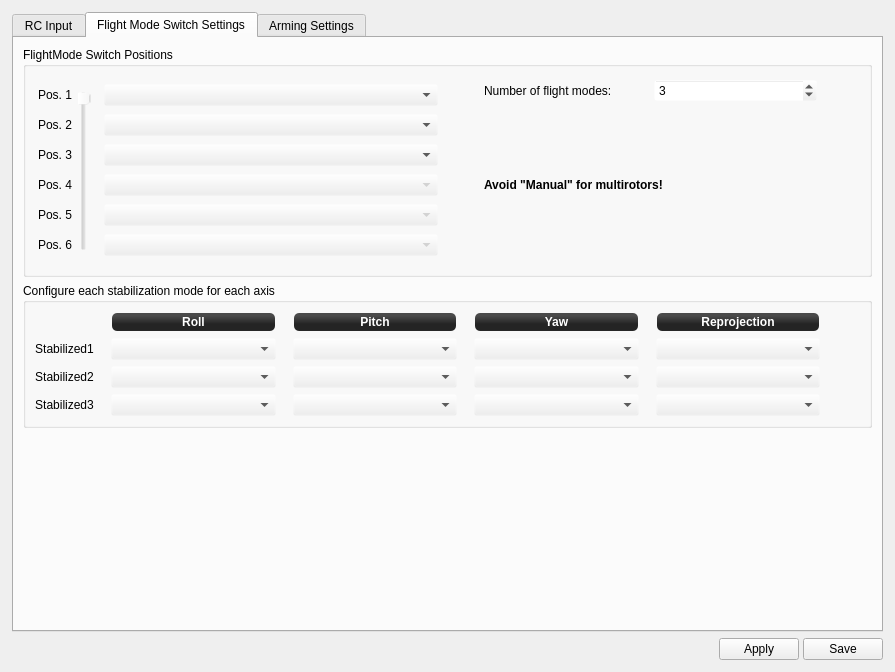
First picture: the form in ground/gcs/src/plugins/config/input.ui, repository d-ronin/dRonin, before the edit.
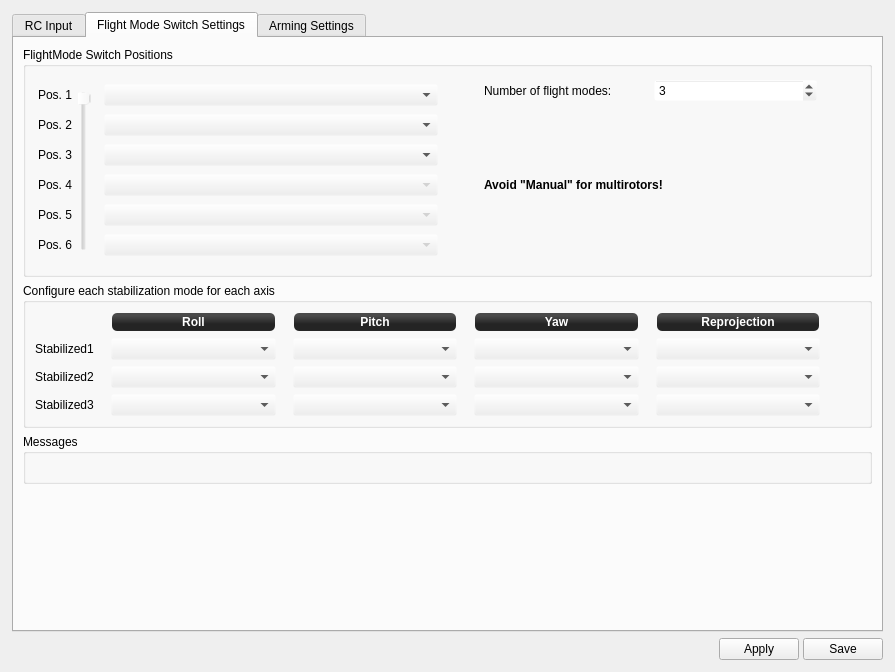
Second picture: the form after the edit. The open tabs and pages were chosen to show the change. Icons and pictures are not drawn.

Commit message: GCS:Input: Add warnings for bad reprojection settings

Patch:
```diff
--- a/ground/gcs/src/plugins/config/input.ui
+++ b/ground/gcs/src/plugins/config/input.ui
@@ -1365,6 +1365,26 @@
              </layout>
             </widget>
            </item>
+           <item>
+            <widget class="QGroupBox" name="gbxFMMessages">
+             <property name="sizePolicy">
+              <sizepolicy hsizetype="Preferred" vsizetype="Minimum">
+               <horstretch>0</horstretch>
+               <verstretch>0</verstretch>
+              </sizepolicy>
+             </property>
+             <property name="minimumSize">
+              <size>
+               <width>0</width>
+               <height>50</height>
+              </size>
+             </property>
+             <property name="title">
+              <string>Messages</string>
+             </property>
+             <layout class="QVBoxLayout" name="verticalLayout_15"/>
+            </widget>
+           </item>
            <item>
             <spacer name="verticalSpacer_5">
              <property name="orientation">
```
Left out of the diff: 4 changed lines with no effect on the pictures. The commit also changes 2 other files.
